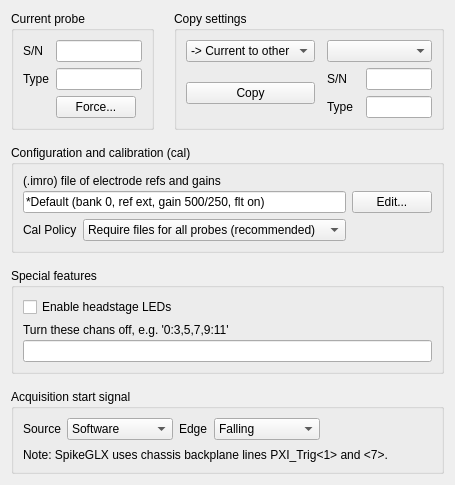
billkarsh/SpikeGLX, file Forms/IMCfgTab.ui: the form before one commit.
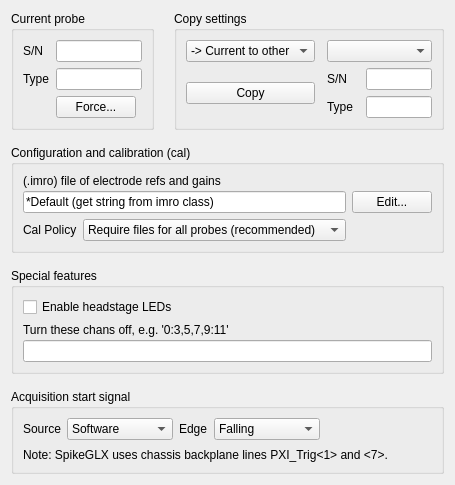
The form after the commit.

Patch:
```diff
--- a/Forms/IMCfgTab.ui
+++ b/Forms/IMCfgTab.ui
@@ -253,7 +253,7 @@
         <item row="1" column="0">
          <widget class="QLineEdit" name="imroLE">
           <property name="text">
-           <string>*Default (bank 0, ref ext, gain 500/250, flt on)</string>
+           <string>*Default (get string from imro class)</string>
           </property>
          </widget>
         </item>
```
